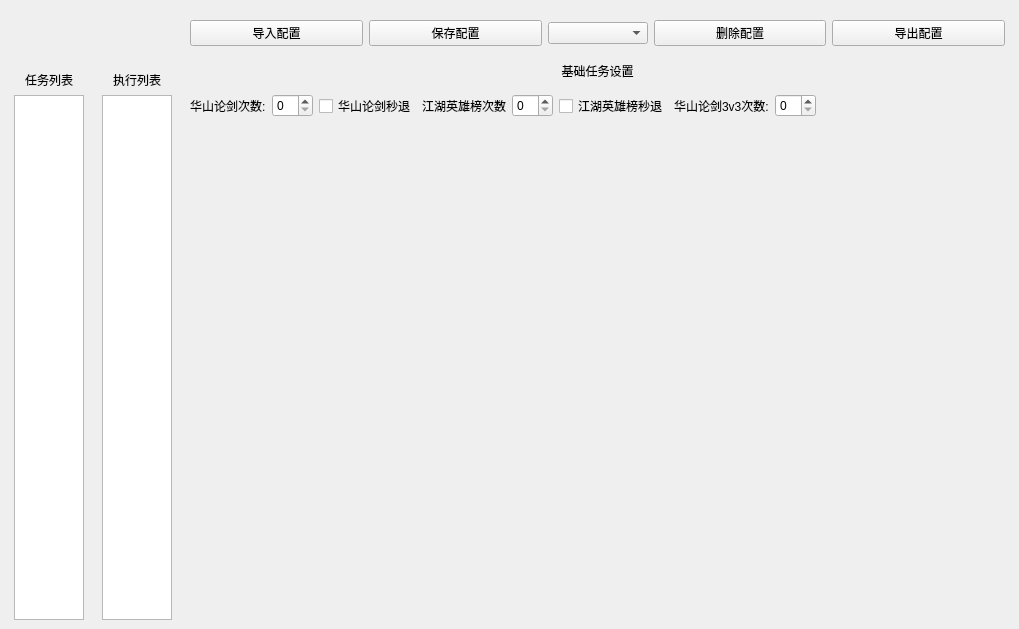
Qt form ui/ScriptWindow.ui (Thetrint/snow-elves) before a commit.
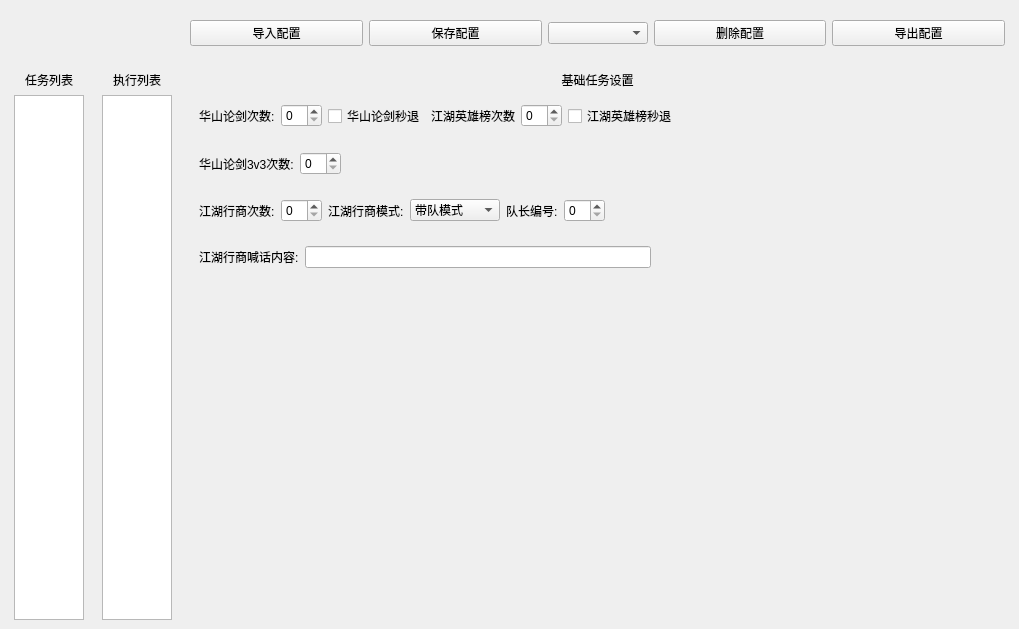
The same form after that commit. Custom widgets are drawn as their Qt base class.

Commit message: 新增江湖行商

Patch:
```diff
--- a/ui/ScriptWindow.ui
+++ b/ui/ScriptWindow.ui
@@ -827,21 +827,6 @@
      </widget>
      <widget class="QWidget" name="page_2">
       <layout class="QVBoxLayout" name="verticalLayout_3">
-       <property name="spacing">
-        <number>5</number>
-       </property>
-       <property name="leftMargin">
-        <number>0</number>
-       </property>
-       <property name="topMargin">
-        <number>0</number>
-       </property>
-       <property name="rightMargin">
-        <number>0</number>
-       </property>
-       <property name="bottomMargin">
-        <number>0</number>
-       </property>
        <item>
         <widget class="QLabel" name="label_3">
          <property name="sizePolicy">
@@ -918,6 +903,25 @@
            </widget>
           </item>
           <item>
+           <spacer name="horizontalSpacer">
+            <property name="orientation">
+             <enum>Qt::Orientation::Horizontal</enum>
+            </property>
+            <property name="sizeHint" stdset="0">
+             <size>
+              <width>40</width>
+              <height>20</height>
+             </size>
+            </property>
+           </spacer>
+          </item>
+         </layout>
+        </widget>
+       </item>
+       <item>
+        <widget class="QWidget" name="widget_21" native="true">
+         <layout class="QHBoxLayout" name="horizontalLayout_18">
+          <item>
            <widget class="QLabel" name="label_51">
             <property name="sizePolicy">
              <sizepolicy hsizetype="Preferred" vsizetype="Preferred">
@@ -944,7 +948,7 @@
            </widget>
           </item>
           <item>
-           <spacer name="horizontalSpacer">
+           <spacer name="horizontalSpacer_14">
             <property name="orientation">
              <enum>Qt::Orientation::Horizontal</enum>
             </property>
@@ -959,6 +963,145 @@
          </layout>
         </widget>
        </item>
+       <item>
+        <widget class="QWidget" name="widget_22" native="true">
+         <layout class="QHBoxLayout" name="horizontalLayout_19">
+          <item>
+           <widget class="QLabel" name="label_52">
+            <property name="sizePolicy">
+             <sizepolicy hsizetype="Preferred" vsizetype="Preferred">
+              <horstretch>0</horstretch>
+              <verstretch>0</verstretch>
+             </sizepolicy>
+            </property>
+            <property name="text">
+             <string>江湖行商次数:</string>
+            </property>
+            <property name="class" stdset="0">
+             <string>tip</string>
+            </property>
+           </widget>
+          </item>
+          <item>
+           <widget class="QSpinBox" name="spinBox_8">
+            <property name="sizePolicy">
+             <sizepolicy hsizetype="Minimum" vsizetype="Fixed">
+              <horstretch>0</horstretch>
+              <verstretch>0</verstretch>
+             </sizepolicy>
+            </property>
+           </widget>
+          </item>
+          <item>
+           <widget class="QLabel" name="label_53">
+            <property name="sizePolicy">
+             <sizepolicy hsizetype="Preferred" vsizetype="Preferred">
+              <horstretch>0</horstretch>
+              <verstretch>0</verstretch>
+             </sizepolicy>
+            </property>
+            <property name="text">
+             <string>江湖行商模式:</string>
+            </property>
+            <property name="class" stdset="0">
+             <string>tip</string>
+            </property>
+           </widget>
+          </item>
+          <item>
+           <widget class="QComboBox" name="comboBox_12">
+            <item>
+             <property name="text">
+              <string>带队模式</string>
+             </property>
+            </item>
+            <item>
+             <property name="text">
+              <string>固定队模式</string>
+             </property>
+            </item>
+           </widget>
+          </item>
+          <item>
+           <widget class="QLabel" name="label_54">
+            <property name="sizePolicy">
+             <sizepolicy hsizetype="Preferred" vsizetype="Preferred">
+              <horstretch>0</horstretch>
+              <verstretch>0</verstretch>
+             </sizepolicy>
+            </property>
+            <property name="text">
+             <string>队长编号:</string>
+            </property>
+            <property name="class" stdset="0">
+             <string>tip</string>
+            </property>
+           </widget>
+          </item>
+          <item>
+           <widget class="QSpinBox" name="spinBox_9">
+            <property name="sizePolicy">
+             <sizepolicy hsizetype="Minimum" vsizetype="Fixed">
+              <horstretch>0</horstretch>
+              <verstretch>0</verstretch>
+             </sizepolicy>
+            </property>
+           </widget>
+          </item>
+          <item>
+           <spacer name="horizontalSpacer_15">
+            <property name="orientation">
+             <enum>Qt::Orientation::Horizontal</enum>
+            </property>
+            <property name="sizeHint" stdset="0">
+             <size>
+              <width>40</width>
+              <height>20</height>
+             </size>
+            </property>
+           </spacer>
+          </item>
+         </layout>
+        </widget>
+       </item>
+       <item>
+        <widget class="QWidget" name="widget_23" native="true">
+         <layout class="QHBoxLayout" name="horizontalLayout_20">
+          <item>
+           <widget class="QLabel" name="label_55">
+            <property name="sizePolicy">
+             <sizepolicy hsizetype="Preferred" vsizetype="Preferred">
+              <horstretch>0</horstretch>
+              <verstretch>0</verstretch>
+             </sizepolicy>
+            </property>
+            <property name="text">
+             <string>江湖行商喊话内容:</string>
+            </property>
+            <property name="class" stdset="0">
+             <string>tip</string>
+            </property>
+           </widget>
+          </item>
+          <item>
+           <widget class="QLineEdit" name="lineEdit_27"/>
+          </item>
+          <item>
+           <spacer name="horizontalSpacer_16">
+            <property name="orientation">
+             <enum>Qt::Orientation::Horizontal</enum>
+            </property>
+            <property name="sizeHint" stdset="0">
+             <size>
+              <width>344</width>
+              <height>20</height>
+             </size>
+            </property>
+           </spacer>
+          </item>
+         </layout>
+        </widget>
+       </item>
        <item>
         <spacer name="verticalSpacer">
          <property name="orientation">
```
Left out of the diff: 158 changed lines with no effect on the pictures. The commit also changes 42 other files.
